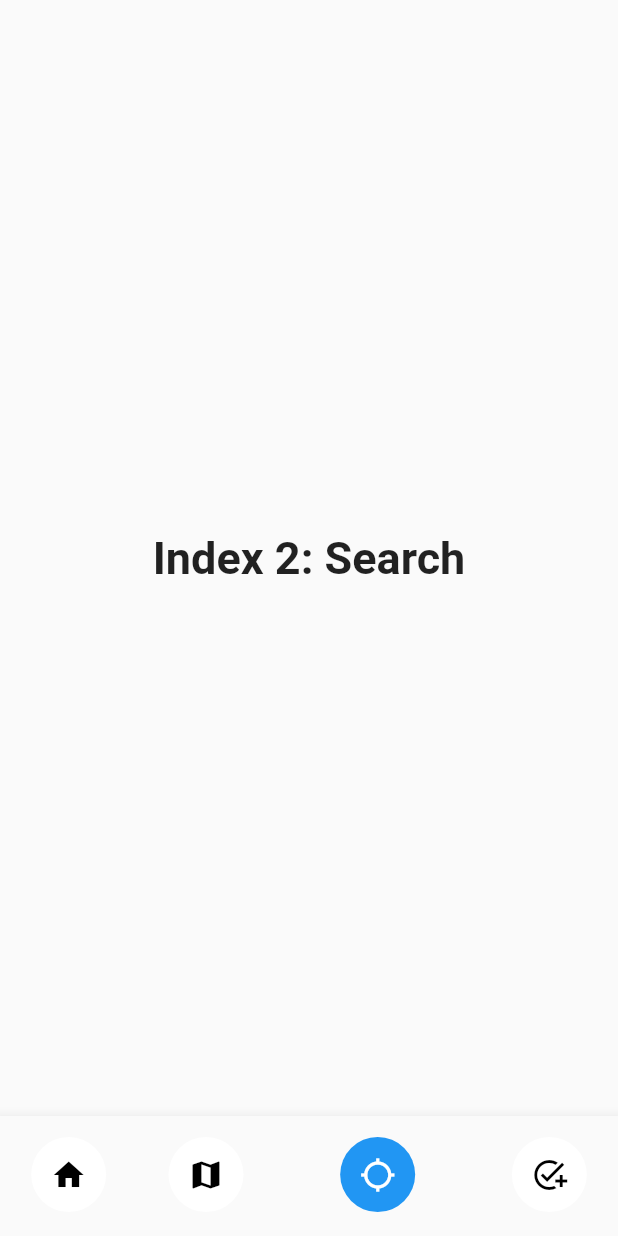
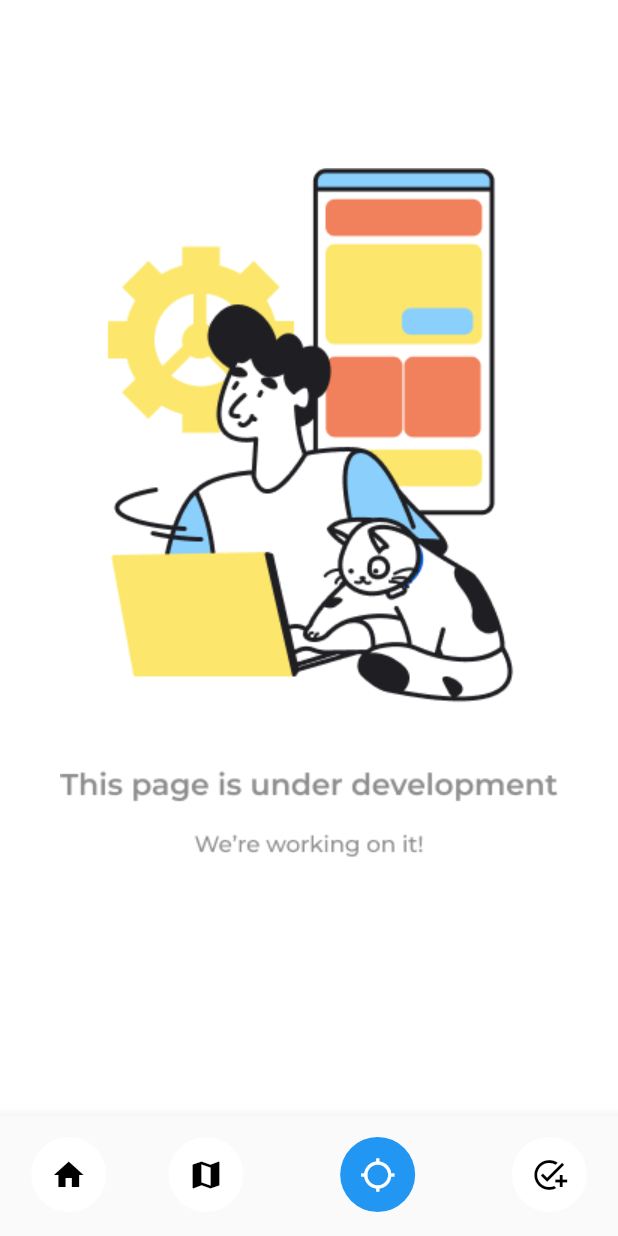
Before and after one commit to lokapin-indonesia/lokapin-app, a Flutter app: the NavBar screen opened directly, item 3 of the bottom bar chosen, on a phone screen of 412 x 824 dp. Run offline on Flutter 3.47's test engine with Material 2 defaults, Android fonts, the light colour scheme and no system bars; our stand-ins replace email_validator, flutter_dotenv, get_storage, google_fonts, nb_utils and 2 more; missing offline and left inert: dart:ffi; accounts and stored records are empty; network calls fail.

Commit message:
add dev screen

```diff
--- /dev/null
+++ b/lib/screen/construction_screen.dart
@@ -0,0 +1,30 @@
+import 'package:flutter/material.dart';
+
+class ConstructionScreen extends StatefulWidget {
+  static String tag = '/HomeScreen';
+
+  const ConstructionScreen({Key? key}) : super(key: key);
+
+  @override
+  _ConstructionScreenState createState() => _ConstructionScreenState();
+}
+
+class _ConstructionScreenState extends State<ConstructionScreen> {
+
+  @override
+  Widget build(BuildContext context) {
+    return GestureDetector(
+        onTap: () {
+          FocusScopeNode currentFocus = FocusScope.of(context);
+
+          if (!currentFocus.hasPrimaryFocus) {
+            currentFocus.unfocus();
+          }
+        },
+        child: Scaffold(
+          resizeToAvoidBottomInset: false,
+          backgroundColor: Colors.white,
+          body: Center(child: Image.asset("assets/bg_construction.png")),
+        ));
+  }
+}
--- a/lib/widgets/appbar.dart
+++ b/lib/widgets/appbar.dart
@@ -1,4 +1,5 @@
 import 'package:flutter/material.dart';
+import 'package:lokapin_app/screen/construction_screen.dart';
 import 'package:nb_utils/nb_utils.dart';
 import 'package:lokapin_app/screen/home/home_screen.dart';
 
@@ -21,14 +22,8 @@ class _NavBarState extends State<NavBar> {
       'Index 1: Map',
       style: optionStyle,
     ),
-    Text(
-      'Index 2: Search',
-      style: optionStyle,
-    ),
-    Text(
-      'Index 3: Calendar',
-      style: optionStyle,
-    ),
+    ConstructionScreen(),
+    ConstructionScreen(),
   ];
 
   void _onItemTapped(int index) {
@@ -36,6 +31,7 @@ class _NavBarState extends State<NavBar> {
       _selectedIndex = index;
     });
   }
+
   @override
   Widget build(BuildContext context) {
     return Scaffold(
```
Also changed, not shown: assets/bg_construction.png (added). Lines whose indentation alone changed are shown as unchanged.
